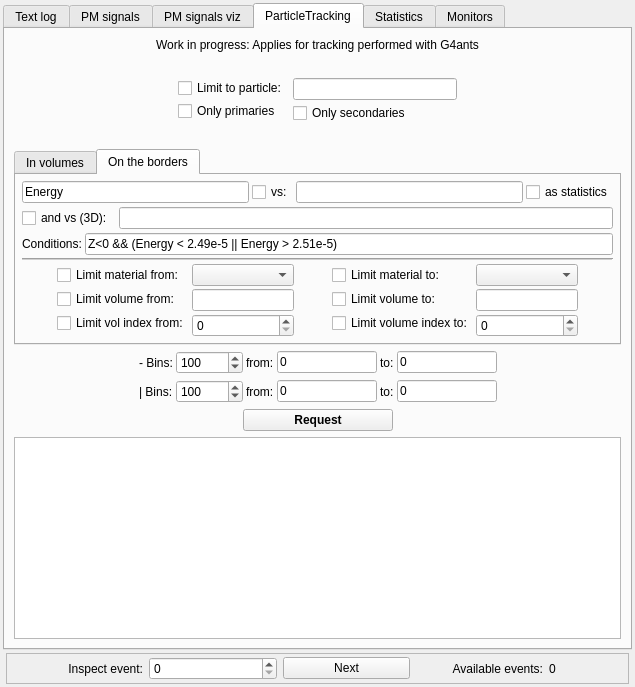
Before: the Qt Designer form src/gui/outputwindow.ui in andrmor/ANTS2, drawn with Qt 5.
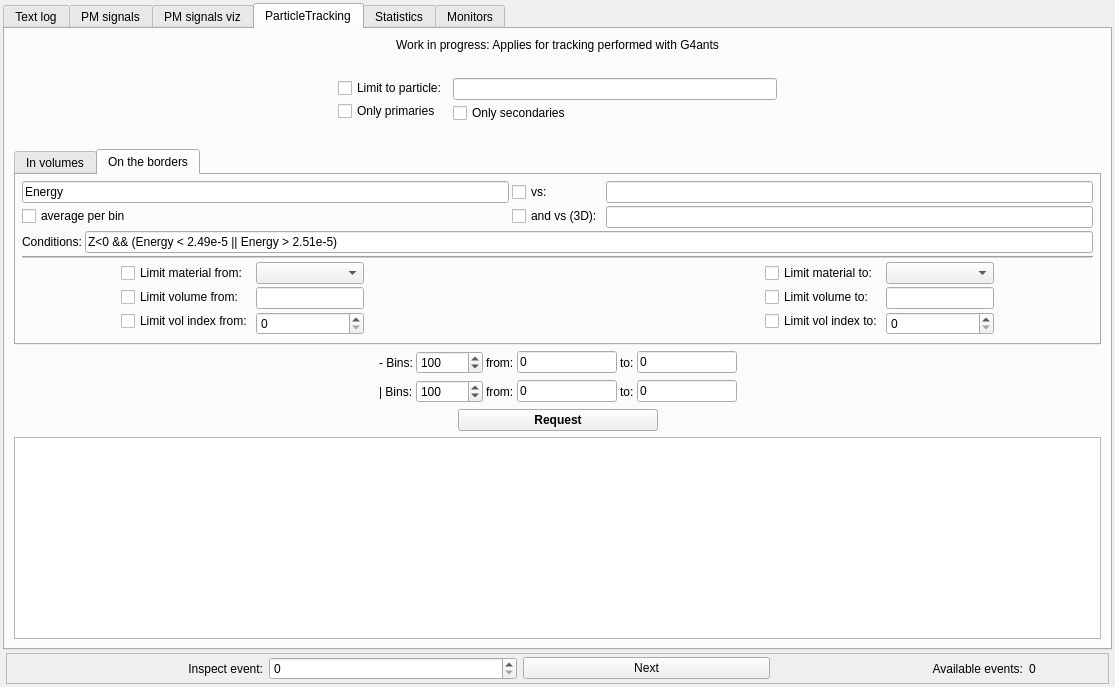
After: the same form once the commit is applied. The open tabs and pages were chosen to show the change.

Patch:
```diff
--- a/src/gui/outputwindow.ui
+++ b/src/gui/outputwindow.ui
@@ -6,7 +6,7 @@
    <rect>
     <x>0</x>
     <y>0</y>
-    <width>635</width>
+    <width>1115</width>
     <height>687</height>
    </rect>
   </property>
@@ -1051,6 +1051,11 @@
             <item>
              <layout class="QHBoxLayout" name="horizontalLayout_20">
               <item>
+               <layout class="QVBoxLayout" name="verticalLayout_31">
+                <property name="leftMargin">
+                 <number>0</number>
+                </property>
+                <item>
                <widget class="QLineEdit" name="lePTHistBordWhat">
                 <property name="toolTip">
                  <string>X, Y, Z, Time, Energy, Vx, Vy, Vz
@@ -1062,22 +1067,6 @@
                 </property>
                </widget>
               </item>
-              <item>
-               <widget class="QCheckBox" name="cbPTHistBordVs">
-                <property name="text">
-                 <string>vs:</string>
-                </property>
-               </widget>
-              </item>
-              <item>
-               <widget class="QLineEdit" name="lePTHistBordVsWhat">
-                <property name="toolTip">
-                 <string>X, Y, Z, Time, Energy, Vx, Vy, Vz
-and any mathematical/logical operations
-See ROOT TFormula description</string>
-                </property>
-               </widget>
-              </item>
               <item>
                <widget class="QCheckBox" name="cbPTHistBordAsStat">
                 <property name="toolTip">
@@ -1085,39 +1074,24 @@
 For example, X vsY will show a map of how many times a particular (X,Y) appears in the data</string>
                 </property>
                 <property name="text">
-                 <string>as statistics</string>
+                   <string>average per bin</string>
                 </property>
                </widget>
               </item>
              </layout>
             </item>
             <item>
-             <widget class="QFrame" name="frame_4">
-              <property name="minimumSize">
-               <size>
-                <width>0</width>
-                <height>0</height>
-               </size>
-              </property>
-              <property name="frameShape">
-               <enum>QFrame::NoFrame</enum>
-              </property>
-              <property name="frameShadow">
-               <enum>QFrame::Raised</enum>
-              </property>
-              <layout class="QHBoxLayout" name="horizontalLayout_28">
+               <layout class="QVBoxLayout" name="verticalLayout_29">
                <property name="leftMargin">
                 <number>0</number>
                </property>
-               <property name="topMargin">
-                <number>0</number>
-               </property>
-               <property name="rightMargin">
-                <number>0</number>
-               </property>
-               <property name="bottomMargin">
-                <number>0</number>
-               </property>
+                <item>
+                 <widget class="QCheckBox" name="cbPTHistBordVs">
+                  <property name="text">
+                   <string>vs:</string>
+                  </property>
+                 </widget>
+                </item>
                <item>
                 <widget class="QCheckBox" name="cbPTHistBordAndVs">
                  <property name="text">
@@ -1125,11 +1099,28 @@
                  </property>
                 </widget>
                </item>
+               </layout>
+              </item>
+              <item>
+               <layout class="QVBoxLayout" name="verticalLayout_30">
+                <property name="leftMargin">
+                 <number>0</number>
+                </property>
+                <item>
+                 <widget class="QLineEdit" name="lePTHistBordVsWhat">
+                  <property name="toolTip">
+                   <string>X, Y, Z, Time, Energy, Vx, Vy, Vz
+and any mathematical/logical operations
+See ROOT TFormula description</string>
+                  </property>
+                 </widget>
+                </item>
                <item>
                 <widget class="QLineEdit" name="lePTHistBordAndVsWhat"/>
                </item>
               </layout>
-             </widget>
+              </item>
+             </layout>
             </item>
             <item>
              <layout class="QHBoxLayout" name="horizontalLayout_3">
@@ -1220,6 +1211,45 @@
                 </item>
                </layout>
               </item>
+              <item>
+               <spacer name="horizontalSpacer_27">
+                <property name="orientation">
+                 <enum>Qt::Horizontal</enum>
+                </property>
+                <property name="sizeHint" stdset="0">
+                 <size>
+                  <width>40</width>
+                  <height>20</height>
+                 </size>
+                </property>
+               </spacer>
+              </item>
+              <item>
+               <spacer name="horizontalSpacer_28">
+                <property name="orientation">
+                 <enum>Qt::Horizontal</enum>
+                </property>
+                <property name="sizeHint" stdset="0">
+                 <size>
+                  <width>40</width>
+                  <height>20</height>
+                 </size>
+                </property>
+               </spacer>
+              </item>
+              <item>
+               <spacer name="horizontalSpacer_29">
+                <property name="orientation">
+                 <enum>Qt::Horizontal</enum>
+                </property>
+                <property name="sizeHint" stdset="0">
+                 <size>
+                  <width>40</width>
+                  <height>20</height>
+                 </size>
+                </property>
+               </spacer>
+              </item>
               <item>
                <spacer name="horizontalSpacer_26">
                 <property name="orientation">
@@ -1255,7 +1285,7 @@
                 <item>
                  <widget class="QCheckBox" name="cbPTHistVolIndexTo">
                   <property name="text">
-                   <string>Limit volume index to:</string>
+                   <string>Limit vol index to:</string>
                   </property>
                  </widget>
                 </item>
@@ -1556,7 +1586,7 @@
            <widget class="QPushButton" name="pbPTHistRequest">
             <property name="minimumSize">
              <size>
-              <width>150</width>
+              <width>200</width>
               <height>0</height>
              </size>
             </property>
```
Left out of the diff: 122 changed lines with no effect on the pictures. Lines whose indentation alone changed are shown as unchanged.
